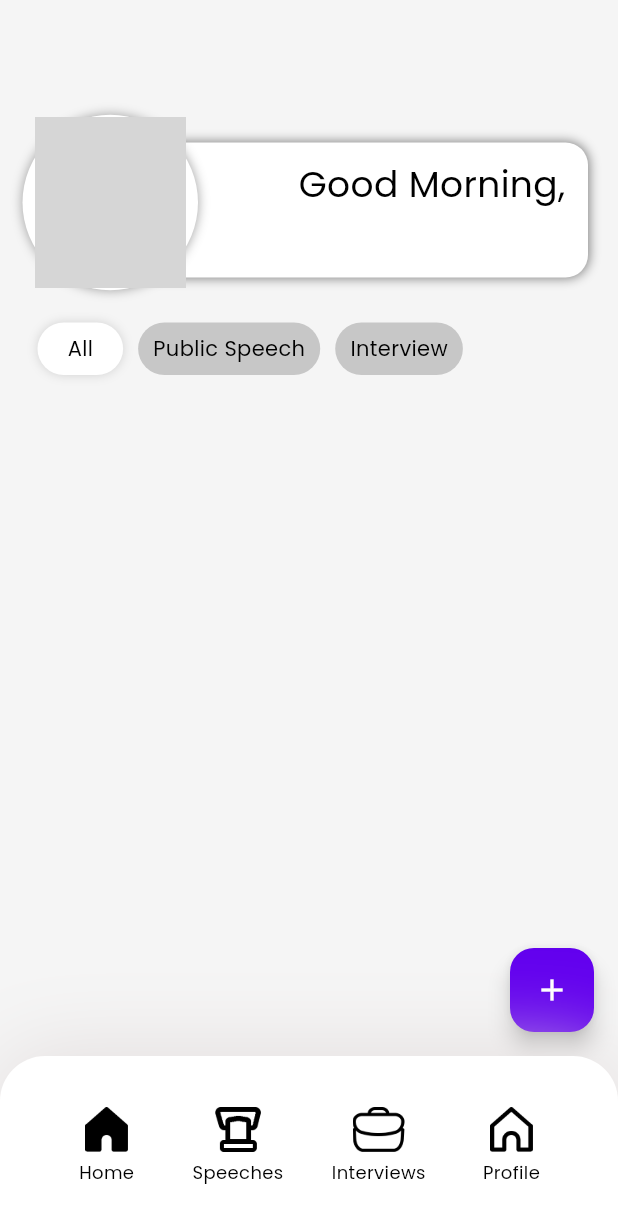
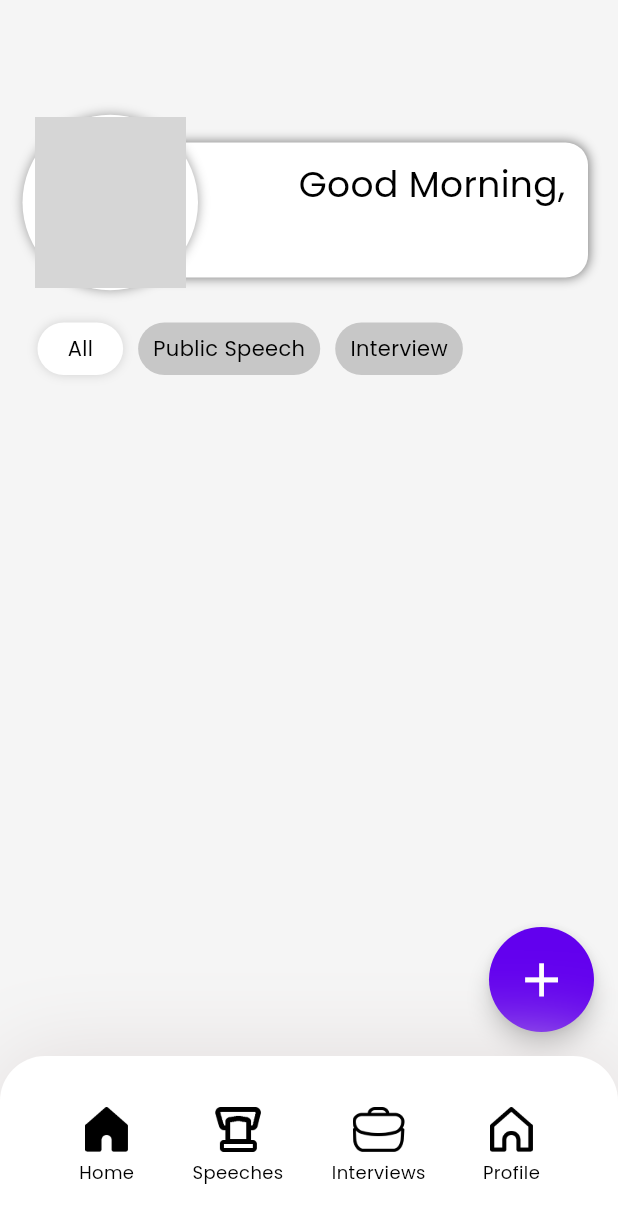
Before and after one commit to SpeakUP-Mobile/SpeakUP-App, a Flutter app: the screen it shows once a user with an empty profile is signed in, on a phone screen of 412 x 824 dp. Shown: the top 1223 px of the screen. Run offline on Flutter 3.47's test engine with Material 3 defaults, Android fonts, the phone set to English and light mode, and no system bars; our stand-ins replace cloud_firestore, firebase_auth, firebase_core, get, image_picker, simple_gradient_text and 1 more; missing offline and left inert: video_thumbnail; accounts and stored records are empty; network calls fail; grey boxes are pictures that could not be loaded.

Commit message:
Updates to FloatingActionButton

```diff
--- a/lib/recordings_screen/recordings_page.dart
+++ b/lib/recordings_screen/recordings_page.dart
@@ -41,9 +41,20 @@ class RecordingsPage extends GetView<RecordingsController> {
           );
         })
       ]),
-      floatingActionButton: FloatingActionButton(
-        onPressed: () => Get.dialog(newRecordingDialog(context)),
-        child: const Icon(Icons.add),
+      floatingActionButton: SizedBox(
+        height: 70,
+        width: 70,
+        child: FittedBox(
+          child: FloatingActionButton(
+            shape: RoundedRectangleBorder(
+                borderRadius: BorderRadius.circular(360)),
+            onPressed: () => Get.dialog(newRecordingDialog(context)),
+            child: const Icon(
+              Icons.add,
+              size: 30,
+            ),
+          ),
+        ),
       ),
     );
   }
@@ -145,13 +156,17 @@ class RecordingsPage extends GetView<RecordingsController> {
                 child: Column(
                   mainAxisAlignment: MainAxisAlignment.center,
                   children: [
-                    const Text(
-                      'Create a new recording to analyze (only interview works rn)',
-                      style: TextStyle(fontSize: 16),
-                      textAlign: TextAlign.center,
+                    Container(
+                      padding: const EdgeInsets.symmetric(horizontal: 20),
+                      child: const Text(
+                        'Create a new recording to analyze (only interview works rn)',
+                        style: TextStyle(fontSize: 16),
+                        textAlign: TextAlign.center,
+                      ),
                     ),
                     const SizedBox(height: 20),
                     InkWell(
+                        // ignore: avoid_print
                         onTap: () => print('Speech'),
                         child: Container(
                             alignment: Alignment.center,
```
